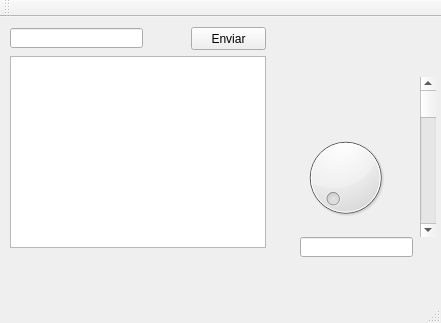
First picture: the form in mainwindow.ui, repository micheldavalos/Arduino_GUI, before the edit.
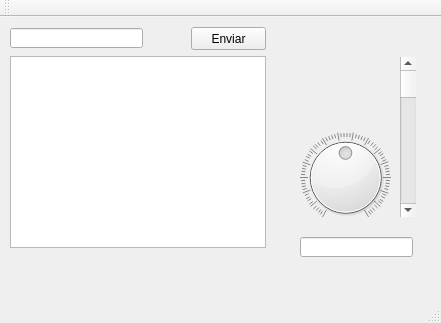
Second picture: the form after the edit.

What changed in the file:
```diff
--- a/mainwindow.ui
+++ b/mainwindow.ui
@@ -23,6 +23,33 @@
       <height>121</height>
      </rect>
     </property>
+    <property name="minimum">
+     <number>-60</number>
+    </property>
+    <property name="maximum">
+     <number>240</number>
+    </property>
+    <property name="singleStep">
+     <number>1</number>
+    </property>
+    <property name="pageStep">
+     <number>10</number>
+    </property>
+    <property name="value">
+     <number>90</number>
+    </property>
+    <property name="orientation">
+     <enum>Qt::Horizontal</enum>
+    </property>
+    <property name="invertedAppearance">
+     <bool>false</bool>
+    </property>
+    <property name="invertedControls">
+     <bool>false</bool>
+    </property>
+    <property name="notchesVisible">
+     <bool>true</bool>
+    </property>
    </widget>
    <widget class="QLineEdit" name="lineEdit">
     <property name="geometry">
@@ -37,8 +64,8 @@
    <widget class="QScrollBar" name="verticalScrollBar">
     <property name="geometry">
      <rect>
-      <x>420</x>
-      <y>60</y>
+      <x>400</x>
+      <y>40</y>
       <width>16</width>
       <height>160</height>
      </rect>
```
